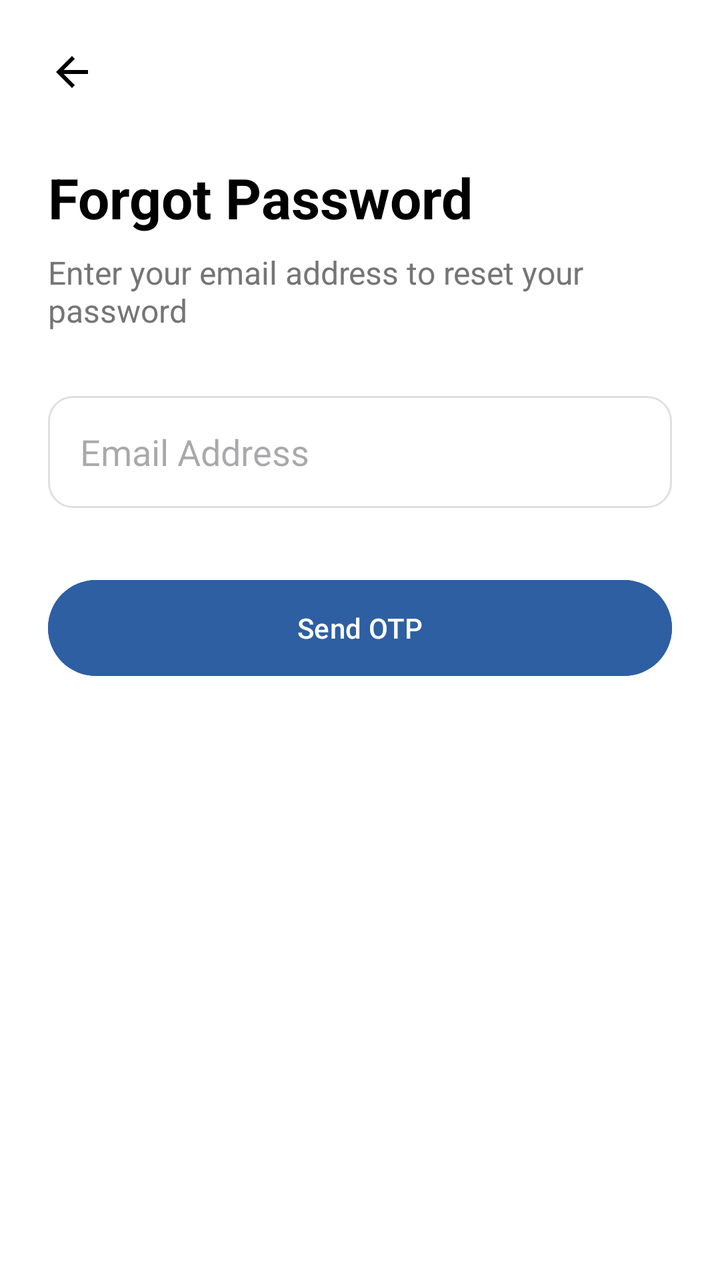
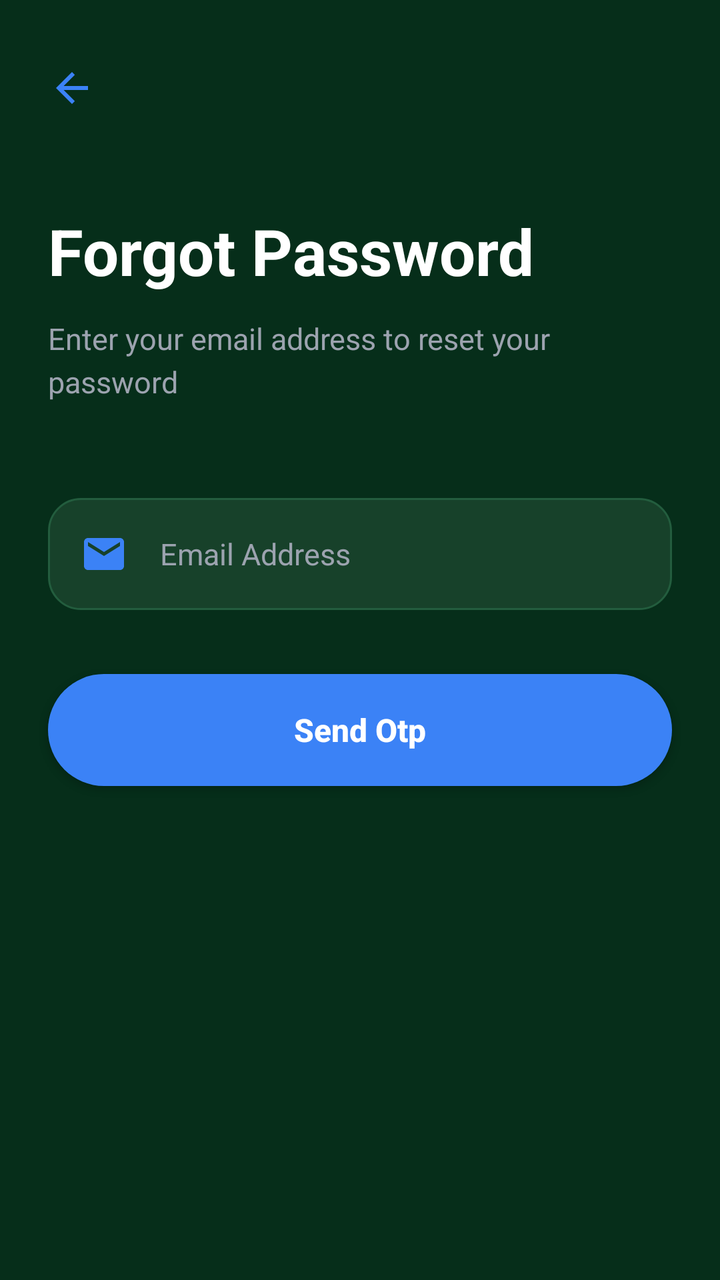

Two renders of the same Android screen: before a commit and after it. Below are the layout's source before the change and the commit's diff.
<!-- AndroidManifest.xml: application theme Theme.AssistAi -->
<!-- res/layout/activity_forgot_password.xml -->
<?xml version="1.0" encoding="utf-8"?>
<LinearLayout xmlns:android="http://schemas.android.com/apk/res/android"
    android:layout_width="match_parent"
    android:layout_height="match_parent"
    android:orientation="vertical"
    android:padding="24dp"
    android:background="@color/white">

    <ImageButton
        android:id="@+id/btnBack"
        android:layout_width="wrap_content"
        android:layout_height="wrap_content"
        android:background="?attr/selectableItemBackgroundBorderless"
        android:src="@drawable/ic_back"
        android:contentDescription="Back" />

    <TextView
        android:layout_width="wrap_content"
        android:layout_height="wrap_content"
        android:text="Forgot Password"
        android:textSize="28sp"
        android:textStyle="bold"
        android:textColor="@color/black"
        android:layout_marginTop="32dp" />

    <TextView
        android:layout_width="wrap_content"
        android:layout_height="wrap_content"
        android:text="Enter your email address to reset your password"
        android:textSize="16sp"
        android:textColor="@color/text_gray"
        android:layout_marginTop="8dp" />

    <EditText
        android:id="@+id/etEmail"
        android:layout_width="match_parent"
        android:layout_height="56dp"
        android:layout_marginTop="32dp"
        android:background="@drawable/otp_box_bg"
        android:hint="Email Address"
        android:inputType="textEmailAddress"
        android:padding="16dp" />

    <Button
        android:id="@+id/btnSendCode"
        android:layout_width="match_parent"
        android:layout_height="56dp"
        android:layout_marginTop="32dp"
        android:text="Send OTP"
        android:backgroundTint="@color/colorPrimary"
        android:textColor="@color/white" />

    <ProgressBar
        android:id="@+id/progressBar"
        android:layout_width="wrap_content"
        android:layout_height="wrap_content"
        android:layout_gravity="center"
        android:layout_marginTop="16dp"
        android:visibility="gone" />

</LinearLayout>
<!-- resources referenced by this layout -->
<resources>
  <color name="black">#FF000000</color>
  <color name="colorPrimary">#2E5FA3</color>
  <color name="text_gray">#757575</color>
  <color name="white">#FFFFFFFF</color>
  <!-- drawable ic_back (drawable) -->
  <vector xmlns:android="http://schemas.android.com/apk/res/android"
      android:width="24dp"
      android:height="24dp"
      android:viewportWidth="24"
      android:viewportHeight="24">
    <path
        android:fillColor="#FF000000"
        android:pathData="M20,11H7.83l5.59,-5.59L12,4l-8,8 8,8 1.41,-1.41L7.83,13H20v-2z"/>
  </vector>
  <!-- drawable otp_box_bg (drawable) -->
  <?xml version="1.0" encoding="utf-8"?>
  <shape xmlns:android="http://schemas.android.com/apk/res/android">
      <solid android:color="@color/white" />
      <stroke
          android:width="1dp"
          android:color="#E0E0E0" />
      <corners android:radius="12dp" />
  </shape>
  <style name="Theme.AssistAi" parent="Base.Theme.AssistAi" />
  <style name="Base.Theme.AssistAi" parent="Theme.Material3.DayNight.NoActionBar">
          
          
      </style>
</resources>

<!-- the commit's change to res/layout/activity_forgot_password.xml (unified diff, before → after) -->
@@ -1,61 +1,105 @@
 <?xml version="1.0" encoding="utf-8"?>
-<LinearLayout xmlns:android="http://schemas.android.com/apk/res/android"
+<androidx.constraintlayout.widget.ConstraintLayout
+    xmlns:android="http://schemas.android.com/apk/res/android"
+    xmlns:app="http://schemas.android.com/apk/res-auto"
+    xmlns:tools="http://schemas.android.com/tools"
     android:layout_width="match_parent"
     android:layout_height="match_parent"
-    android:orientation="vertical"
-    android:padding="24dp"
-    android:background="@color/white">
+    android:background="#062E1A"
+    tools:context=".ForgotPasswordActivity">
 
+    
     <ImageButton
         android:id="@+id/btnBack"
         android:layout_width="wrap_content"
         android:layout_height="wrap_content"
+        android:layout_marginStart="24dp"
+        android:layout_marginTop="32dp"
         android:background="?attr/selectableItemBackgroundBorderless"
         android:src="@drawable/ic_back"
-        android:contentDescription="Back" />
+        android:contentDescription="Back"
+        app:tint="#3B82F6"
+        app:layout_constraintTop_toTopOf="parent"
+        app:layout_constraintStart_toStartOf="parent" />
 
-    <TextView
-        android:layout_width="wrap_content"
+    
+    <LinearLayout
+        android:id="@+id/layoutHeader"
+        android:layout_width="0dp"
         android:layout_height="wrap_content"
-        android:text="Forgot Password"
-        android:textSize="28sp"
-        android:textStyle="bold"
-        android:textColor="@color/black"
-        android:layout_marginTop="32dp" />
+        android:orientation="vertical"
+        android:layout_marginHorizontal="24dp"
+        android:layout_marginTop="48dp"
+        app:layout_constraintTop_toBottomOf="@id/btnBack"
+        app:layout_constraintStart_toStartOf="parent"
+        app:layout_constraintEnd_toEndOf="parent">
 
-    <TextView
-        android:layout_width="wrap_content"
-        android:layout_height="wrap_content"
-        android:text="Enter your email address to reset your password"
-        android:textSize="16sp"
-        android:textColor="@color/text_gray"
-        android:layout_marginTop="8dp" />
+        <TextView
+            android:layout_width="wrap_content"
+            android:layout_height="wrap_content"
+            android:text="Forgot Password"
+            android:textColor="#FFFFFF"
+            android:textSize="32sp"
+            android:textStyle="bold" />
 
+        <TextView
+            android:layout_width="wrap_content"
+            android:layout_height="wrap_content"
+            android:layout_marginTop="12dp"
+            android:text="Enter your email address to reset your password"
+            android:textColor="#9CA3AF"
+            android:textSize="15sp"
+            android:lineSpacingMultiplier="1.2" />
+
+    </LinearLayout>
+
+    
     <EditText
         android:id="@+id/etEmail"
-        android:layout_width="match_parent"
+        android:layout_width="0dp"
         android:layout_height="56dp"
-        android:layout_marginTop="32dp"
-        android:background="@drawable/otp_box_bg"
+        android:layout_marginHorizontal="24dp"
+        android:layout_marginTop="48dp"
+        android:background="@drawable/bg_dark_input"
+        android:drawableStart="@drawable/ic_email"
+        android:drawablePadding="16dp"
         android:hint="Email Address"
         android:inputType="textEmailAddress"
-        android:padding="16dp" />
+        android:paddingHorizontal="16dp"
+        android:textColor="#FFFFFF"
+        android:textColorHint="#9CA3AF"
+        android:textSize="15sp"
+        app:drawableTint="#3B82F6"
+        app:layout_constraintTop_toBottomOf="@id/layoutHeader"
+        app:layout_constraintStart_toStartOf="parent"
+        app:layout_constraintEnd_toEndOf="parent" />
 
-    <Button
+    
+    <androidx.appcompat.widget.AppCompatButton
         android:id="@+id/btnSendCode"
-        android:layout_width="match_parent"
+        android:layout_width="0dp"
         android:layout_height="56dp"
+        android:layout_marginHorizontal="24dp"
         android:layout_marginTop="32dp"
-        android:text="Send OTP"
-        android:backgroundTint="@color/colorPrimary"
-        android:textColor="@color/white" />
+        android:background="@drawable/bg_blue_button"
+        android:text="Send Otp"
+        android:textAllCaps="false"
+        android:textColor="#FFFFFF"
+        android:textSize="16sp"
+        android:textStyle="bold"
+        app:layout_constraintTop_toBottomOf="@id/etEmail"
+        app:layout_constraintStart_toStartOf="parent"
+        app:layout_constraintEnd_toEndOf="parent" />
 
     <ProgressBar
         android:id="@+id/progressBar"
         android:layout_width="wrap_content"
         android:layout_height="wrap_content"
-        android:layout_gravity="center"
-        android:layout_marginTop="16dp"
-        android:visibility="gone" />
+        android:layout_marginTop="24dp"
+        android:indeterminateTint="#3B82F6"
+        android:visibility="gone"
+        app:layout_constraintTop_toBottomOf="@id/btnSendCode"
+        app:layout_constraintStart_toStartOf="parent"
+        app:layout_constraintEnd_toEndOf="parent" />
 
-</LinearLayout>
+</androidx.constraintlayout.widget.ConstraintLayout>
<!-- resource entries referenced after the edit -->
@@ -1,9 +1,22 @@
 <!-- resources referenced by this layout -->
 <resources>
-  <color name="black">#FF000000</color>
-  <color name="colorPrimary">#2E5FA3</color>
-  <color name="text_gray">#757575</color>
-  <color name="white">#FFFFFFFF</color>
+  <!-- drawable bg_blue_button (drawable) -->
+  <?xml version="1.0" encoding="utf-8"?>
+  <shape xmlns:android="http://schemas.android.com/apk/res/android"
+      android:shape="rectangle">
+      <solid android:color="#3B82F6" />
+      <corners android:radius="28dp" />
+  </shape>
+  <!-- drawable bg_dark_input (drawable) -->
+  <?xml version="1.0" encoding="utf-8"?>
+  <shape xmlns:android="http://schemas.android.com/apk/res/android"
+      android:shape="rectangle">
+      <solid android:color="#17412A" />
+      <stroke
+          android:width="1dp"
+          android:color="#235D3E" />
+      <corners android:radius="16dp" />
+  </shape>
   <!-- drawable ic_back (drawable) -->
   <vector xmlns:android="http://schemas.android.com/apk/res/android"
       android:width="24dp"
@@ -14,15 +27,16 @@
         android:fillColor="#FF000000"
         android:pathData="M20,11H7.83l5.59,-5.59L12,4l-8,8 8,8 1.41,-1.41L7.83,13H20v-2z"/>
   </vector>
-  <!-- drawable otp_box_bg (drawable) -->
-  <?xml version="1.0" encoding="utf-8"?>
-  <shape xmlns:android="http://schemas.android.com/apk/res/android">
-      <solid android:color="@color/white" />
-      <stroke
-          android:width="1dp"
-          android:color="#E0E0E0" />
-      <corners android:radius="12dp" />
-  </shape>
+  <!-- drawable ic_email (drawable) -->
+  <vector xmlns:android="http://schemas.android.com/apk/res/android"
+      android:width="24dp"
+      android:height="24dp"
+      android:viewportWidth="24"
+      android:viewportHeight="24">
+      <path
+          android:fillColor="#2E5FA3"
+          android:pathData="M20,4H4C2.9,4 2,4.9 2,6v12c0,1.1 0.9,2 2,2h16c1.1,0 2,-0.9 2,-2V6C22,4.9 21.1,4 20,4zM20,8l-8,5L4,8V6l8,5 8,-5V8z" />
+  </vector>
   <style name="Theme.AssistAi" parent="Base.Theme.AssistAi" />
   <style name="Base.Theme.AssistAi" parent="Theme.Material3.DayNight.NoActionBar">
           
